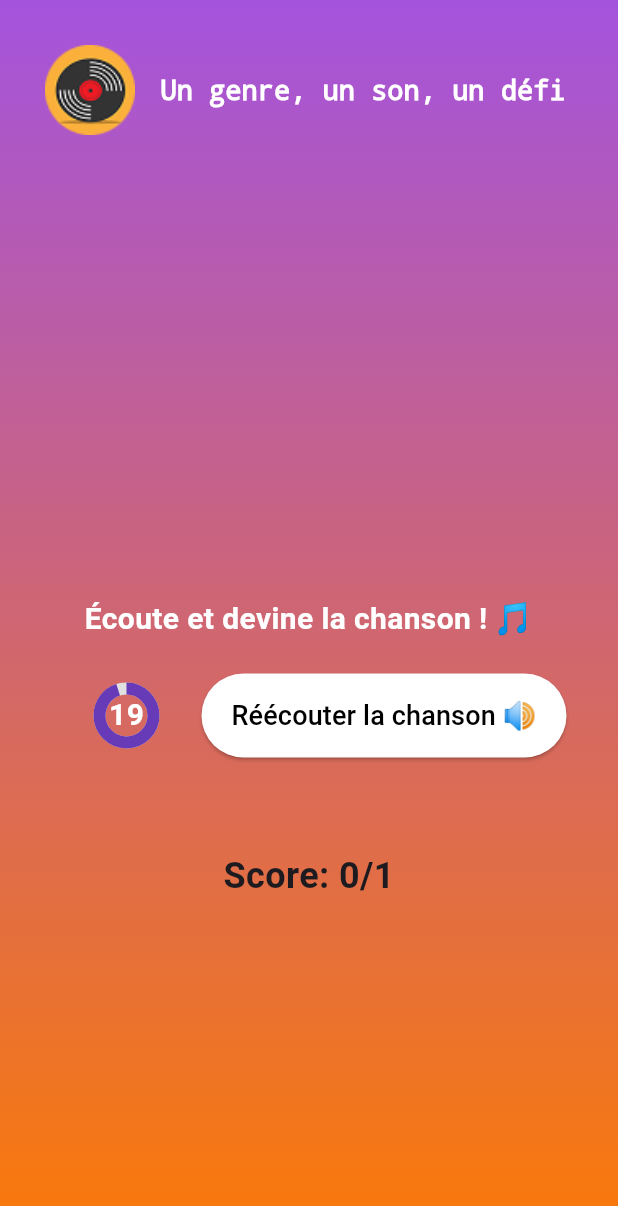
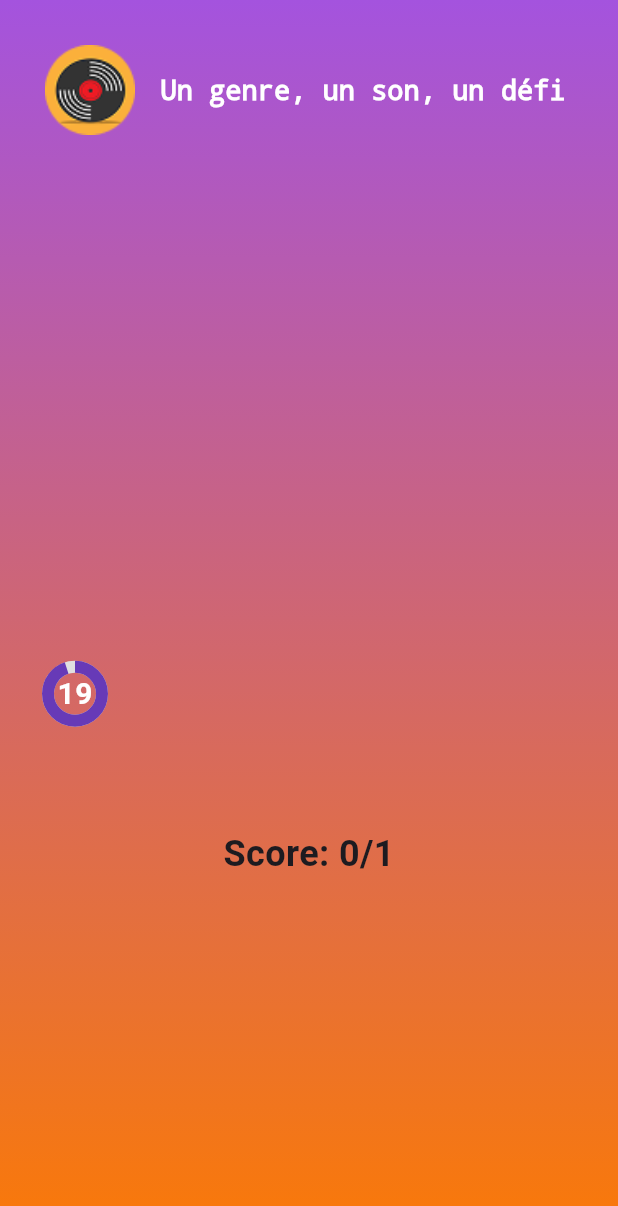
Before and after one commit to m1miage-cherkaha/flutter-blindtest, a Flutter app: the GameStarted screen opened directly with empty values, on a phone screen of 412 x 824 dp. Shown: the top 1206 px of the screen. Run offline on Flutter 3.47's test engine with Material 3 defaults, Android fonts, the phone set to English and light mode, and no system bars; our stand-ins replace audioplayers, shared_preferences; accounts and stored records are empty.

Commit message:
position timer

```diff
--- a/lib/pages/game_started.dart
+++ b/lib/pages/game_started.dart
@@ -69,20 +69,9 @@ class _GameStartedState extends State<GameStarted> {
           child: Column(
             mainAxisAlignment: MainAxisAlignment.center,
             children: [
-              Center(
-                child: Text(
-                  'Écoute et devine la chanson ! 🎵',
-                  textAlign: TextAlign.center,
-                  style: const TextStyle(
-                    fontSize: 20,
-                    fontWeight: FontWeight.bold,
-                    color: Colors.white,
-                  ),
-                ),
-              ),
               //Timer
               Row(
-                mainAxisAlignment: MainAxisAlignment.center,
+                mainAxisAlignment: MainAxisAlignment.start,
                 crossAxisAlignment: CrossAxisAlignment.center,
                 children: [
                   CountdownTimer(
@@ -101,22 +90,22 @@ class _GameStartedState extends State<GameStarted> {
                   ),
                   const SizedBox(height: 20),
                   const SizedBox(height: 40),
-                  ElevatedButton(
-                    onPressed: _gameService.playCurrentSong,
-                    style: ElevatedButton.styleFrom(
-                      backgroundColor: Colors.white,
-                      foregroundColor: Colors.black,
-                      padding: const EdgeInsets.symmetric(
-                        horizontal: 20,
-                        vertical: 15,
-                      ),
-                    ),
-                    child: Text(
-                      'Réécouter la chanson 🔊',
-                      style: const TextStyle(fontSize: 18),
-                    ),
-                  ),
-                  const SizedBox(height: 20),
+                  // ElevatedButton(
+                  //   onPressed: _gameService.playCurrentSong,
+                  //   style: ElevatedButton.styleFrom(
+                  //     backgroundColor: Colors.white,
+                  //     foregroundColor: Colors.black,
+                  //     padding: const EdgeInsets.symmetric(
+                  //       horizontal: 20,
+                  //       vertical: 15,
+                  //     ),
+                  //   ),
+                  //   child: Text(
+                  //     'Réécouter la chanson 🔊',
+                  //     style: const TextStyle(fontSize: 18),
+                  //   ),
+                  // ),
+                  // const SizedBox(height: 20),
                 ],
               ),
               ..._gameService.possibleAnswers.map((song) {
```
